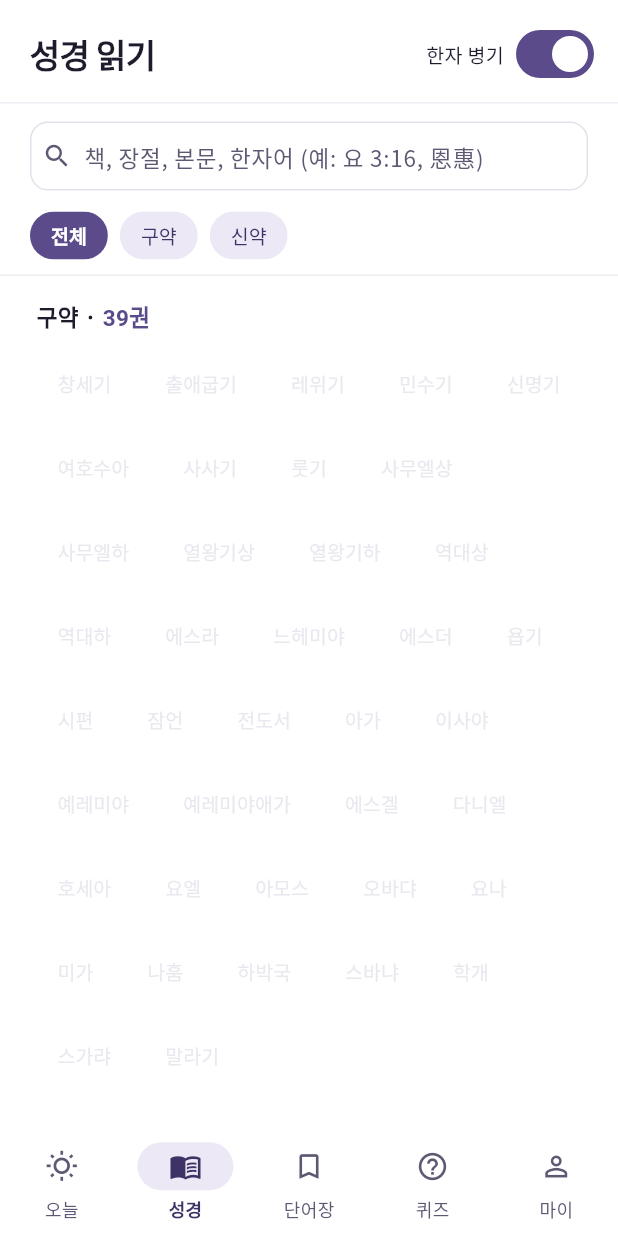
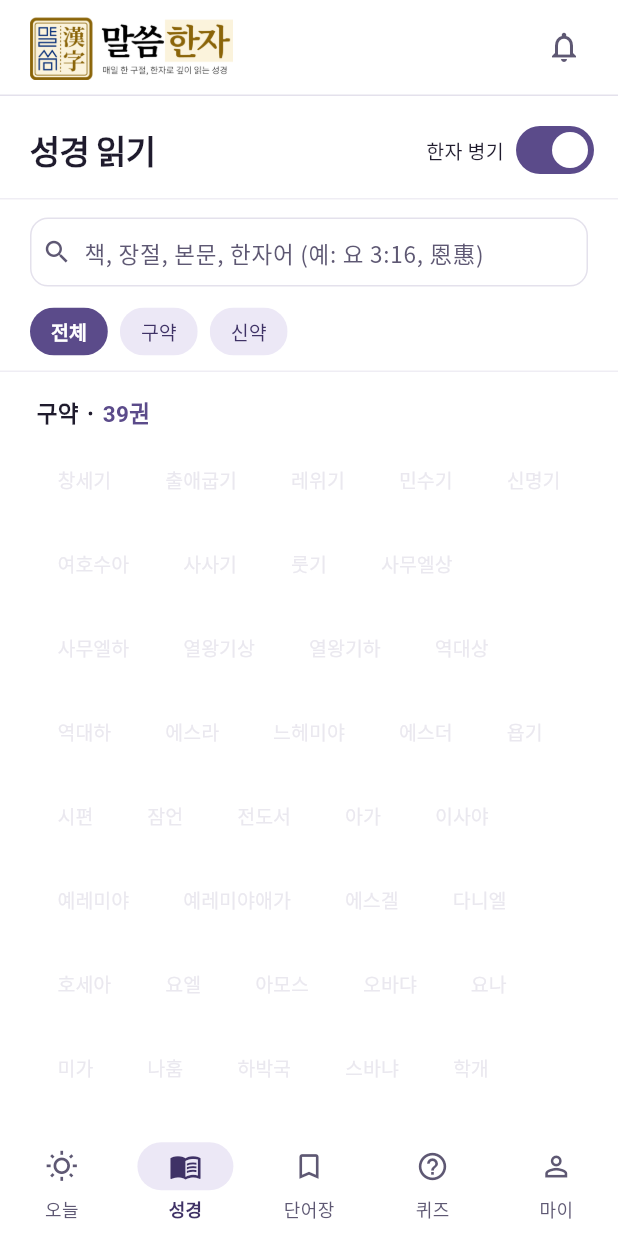
Before and after one commit to moon-bokki/malsseum_hanja, a Flutter app: the screen it shows after launch, item 2 of the bottom bar chosen, on a phone screen of 412 x 824 dp. Run offline on Flutter 3.47's test engine with Material 3 defaults, Android fonts, the phone set to English and light mode, and no system bars; our stand-ins replace cloud_firestore, dio, drift, drift_flutter, firebase_auth, firebase_core and 3 more; missing offline and left inert: sqlite3; accounts and stored records are empty.

Commit message:
모든 탭 위에 로고 머리글 고정
- AppHeader: 낙관 + 말씀한자 로고와 알림 설정 버튼, MainShell 의 appBar 로
  오늘·성경·단어장·퀴즈·마이 탭 위에 고정된다
- 홈 화면은 로고·알림 버튼을 머리글로 옮기고 날짜만 남긴다
- 테스트: 다섯 탭 모두에서 로고가 보이는지 확인

Co-Authored-By: Claude Opus 5.5 (1M context) <noreply@anthropic.com>

```diff
--- a/lib/views/main_shell.dart
+++ b/lib/views/main_shell.dart
@@ -6,6 +6,7 @@ import 'home/home_screen.dart';
 import 'mypage/mypage_screen.dart';
 import 'quiz/quiz_screen.dart';
 import 'reader/reader_screen.dart';
+import 'widgets/app_header.dart';
 import 'widgets/app_navigation_bar.dart';
 import 'wordbook/wordbook_screen.dart';
 
@@ -24,6 +25,8 @@ class MainShell extends ConsumerWidget {
   Widget build(BuildContext context, WidgetRef ref) {
     final tab = ref.watch(selectedTabProvider);
     return Scaffold(
+      // 로고 머리글은 모든 탭 위에 고정된다.
+      appBar: const AppHeader(),
       body: IndexedStack(index: tab.index, children: _screens),
       bottomNavigationBar: const AppNavigationBar(),
     );
--- /dev/null
+++ b/lib/views/widgets/app_header.dart
@@ -0,0 +1,66 @@
+import 'package:flutter/material.dart';
+import 'package:flutter_riverpod/flutter_riverpod.dart';
+
+import '../../core/theme/app_theme.dart';
+import '../../viewmodels/shell_viewmodel.dart';
+
+/// 모든 탭 위에 고정되는 머리글: 낙관 + 말씀한자 로고, 알림 설정 버튼.
+///
+/// [MainShell] 의 Scaffold.appBar 로 쓰여서 탭을 바꾸거나 화면을 스크롤해도 그대로 있다.
+class AppHeader extends ConsumerWidget implements PreferredSizeWidget {
+  const AppHeader({super.key});
+
+  static const height = 64.0;
+
+  @override
+  Size get preferredSize => const Size.fromHeight(height);
+
+  @override
+  Widget build(BuildContext context, WidgetRef ref) {
+    final p = context.palette;
+    // 로고(assets/images/logo02.png)는 글자색이 검정이라, 다크 테마에서는 밝은 바탕에 얹는다.
+    final dark = Theme.of(context).brightness == Brightness.dark;
+    final logo = Image.asset(
+      'assets/images/logo02.png',
+      height: 44,
+      semanticLabel: '말씀한자',
+    );
+    return Material(
+      color: p.surface,
+      child: SafeArea(
+        bottom: false,
+        child: Container(
+          height: height,
+          padding: const EdgeInsets.fromLTRB(20, 0, 12, 0),
+          decoration: BoxDecoration(
+            border: Border(bottom: BorderSide(color: p.border)),
+          ),
+          child: Row(
+            children: [
+              dark
+                  ? DecoratedBox(
+                      decoration: BoxDecoration(
+                        color: const Color(0xFFF6F5FA),
+                        borderRadius: BorderRadius.circular(8),
+                      ),
+                      child: Padding(
+                        padding: const EdgeInsets.all(3),
+                        child: logo,
+                      ),
+                    )
+                  : logo,
+              const Spacer(),
+              IconButton(
+                tooltip: '알림 설정',
+                style: IconButton.styleFrom(minimumSize: const Size(44, 44)),
+                icon: Icon(Icons.notifications_none, color: p.muted),
+                onPressed: () =>
+                    ref.read(selectedTabProvider.notifier).select(AppTab.my),
+              ),
+            ],
+          ),
+        ),
+      ),
+    );
+  }
+}
```
Also changed, not shown: lib/views/home/home_screen.dart (+7 -49 lines), 2 other files.
